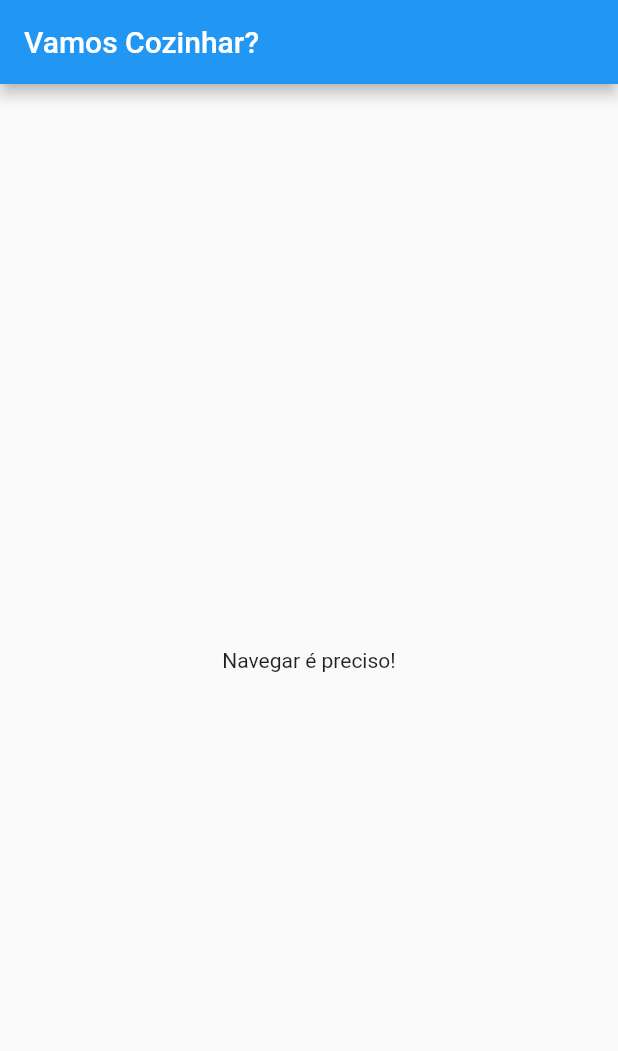
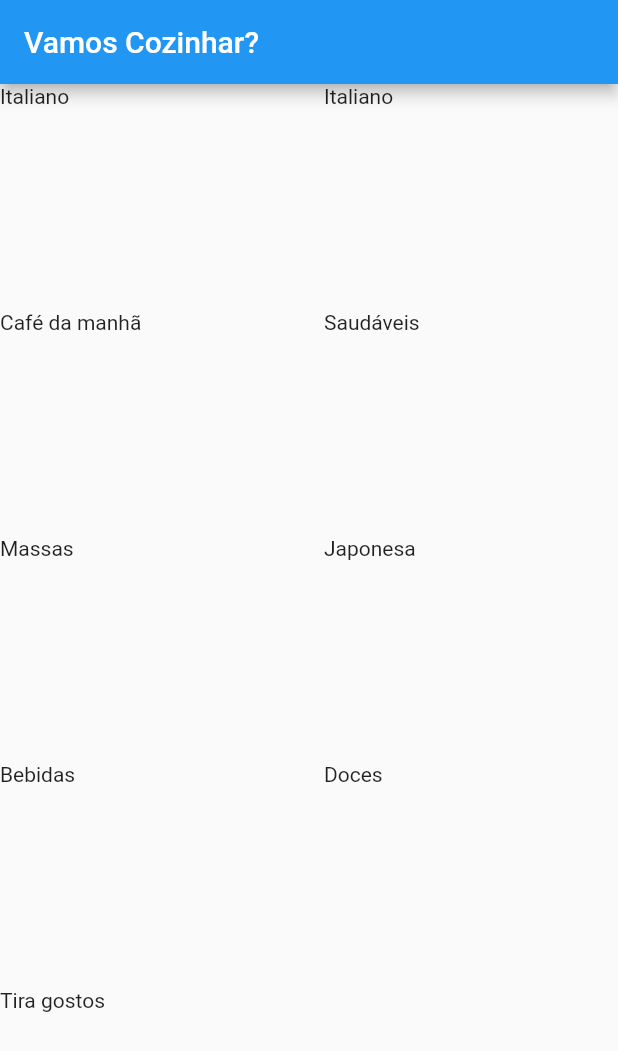
Before and after one commit to juniorsafera/VamosCozinharApp-praticandoNavegacoes, a Flutter app: the screen it shows after launch, on a phone screen of 412 x 824 dp. Shown: the top 1051 px of the screen. Run offline on Flutter 3.47's test engine with Material 2 defaults, Android fonts, the phone set to English and light mode, and no system bars.

Commit message:
criando GridViewde categorias

```diff
--- /dev/null
+++ b/vamos_cozinhar_app_praticando_navegacoes/lib/components/categoria_item.dart
@@ -0,0 +1,15 @@
+import 'package:flutter/material.dart';
+import 'package:vamos_cozinhar_app_praticando_navegacoes/models/categorias.dart';
+
+class ItemCategoria extends StatelessWidget {
+  final ModeloCategoria categoria;
+  const ItemCategoria({Key? key, required this.categoria}) : super(key: key);
+
+  @override
+  Widget build(BuildContext context) {
+    // ignore: avoid_unnecessary_containers
+    return Container(
+      child: Text(categoria.titulo),
+    );
+  }
+}
--- a/vamos_cozinhar_app_praticando_navegacoes/lib/data/dados.dart
+++ b/vamos_cozinhar_app_praticando_navegacoes/lib/data/dados.dart
@@ -3,25 +3,49 @@ import 'package:vamos_cozinhar_app_praticando_navegacoes/models/categorias.dart'
 
 // ignore: unnecessary_const, constant_identifier_names
 const DADOS_CATEGORIAS = const [
-  Categoria(
+  ModeloCategoria(
     id: 'c1',
     titulo: "Italiano",
     cor: Colors.yellow,
   ),
-  Categoria(id: 'c1', titulo: "Italiano", cor: Colors.black),
-  Categoria(
+  ModeloCategoria(
+    id: 'c1',
+    titulo: "Italiano",
+    cor: Colors.black,
+  ),
+  ModeloCategoria(
     id: 'c2',
     titulo: "Café da manhã",
     cor: Colors.red,
   ),
-  Categoria(
+  ModeloCategoria(
     id: 'c3',
     titulo: "Saudáveis",
     cor: Colors.purple,
   ),
-  Categoria(
+  ModeloCategoria(
     id: 'c4',
     titulo: "Massas",
     cor: Colors.cyan,
   ),
+  ModeloCategoria(
+    id: 'c5',
+    titulo: "Japonesa",
+    cor: Colors.cyan,
+  ),
+  ModeloCategoria(
+    id: 'c6',
+    titulo: "Bebidas",
+    cor: Colors.cyan,
+  ),
+  ModeloCategoria(
+    id: 'c7',
+    titulo: "Doces",
+    cor: Colors.cyan,
+  ),
+  ModeloCategoria(
+    id: 'c8',
+    titulo: "Tira gostos",
+    cor: Colors.cyan,
+  ),
 ];
--- a/vamos_cozinhar_app_praticando_navegacoes/lib/models/categorias.dart
+++ b/vamos_cozinhar_app_praticando_navegacoes/lib/models/categorias.dart
@@ -1,11 +1,11 @@
 import 'package:flutter/material.dart';
 
-class Categoria {
+class ModeloCategoria {
   final String id;
   final String titulo;
   final Color cor;
 
-  const Categoria({
+  const ModeloCategoria({
     required this.id,
     required this.titulo,
     this.cor = Colors.orange,
--- /dev/null
+++ b/vamos_cozinhar_app_praticando_navegacoes/lib/screens/categorias.dart
@@ -0,0 +1,21 @@
+import 'package:flutter/material.dart';
+import 'package:vamos_cozinhar_app_praticando_navegacoes/components/categoria_item.dart';
+import 'package:vamos_cozinhar_app_praticando_navegacoes/data/dados.dart';
+
+class ScreenCategorias extends StatelessWidget {
+  const ScreenCategorias({Key? key}) : super(key: key);
+
+  @override
+  Widget build(BuildContext context) {
+    return GridView(
+      gridDelegate: const SliverGridDelegateWithMaxCrossAxisExtent(
+        maxCrossAxisExtent: 200,
+        childAspectRatio: 3 / 2,
+        crossAxisSpacing: 20,
+        mainAxisSpacing: 20,
+      ),
+      children:
+          DADOS_CATEGORIAS.map((e) => ItemCategoria(categoria: e)).toList(),
+    );
+  }
+}
--- a/vamos_cozinhar_app_praticando_navegacoes/lib/views/telaprincipal.dart
+++ b/vamos_cozinhar_app_praticando_navegacoes/lib/views/telaprincipal.dart
@@ -1,4 +1,5 @@
 import 'package:flutter/material.dart';
+import 'package:vamos_cozinhar_app_praticando_navegacoes/screens/categorias.dart';
 
 class TelaPrincipal extends StatelessWidget {
   const TelaPrincipal({Key? key}) : super(key: key);
@@ -9,9 +10,7 @@ class TelaPrincipal extends StatelessWidget {
       appBar: AppBar(
         title: const Text("Vamos Cozinhar?"),
       ),
-      body: const Center(
-        child: Text("Navegar é preciso!"),
-      ),
+      body: const ScreenCategorias(),
     );
   }
 }
```
